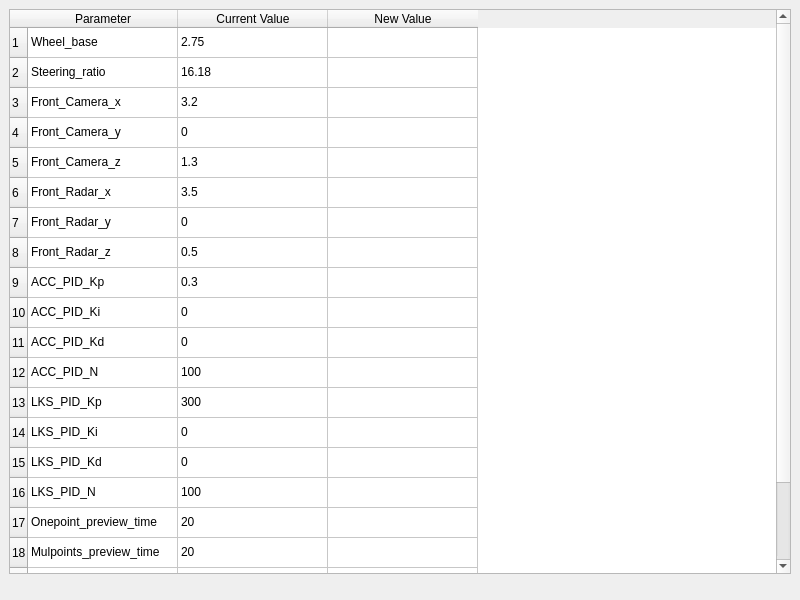
L-Net-1992/ADAS_AD_Developer, file dialogs/calibrationdialog.ui: the form before one commit.
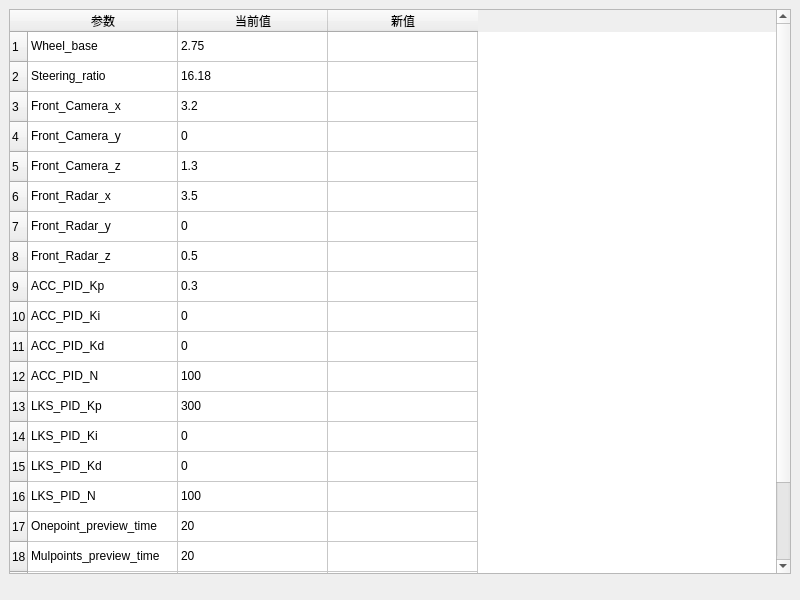
The form after the commit.

Commit message: 替换界面中英文为中文

Patch:
```diff
--- a/dialogs/calibrationdialog.ui
+++ b/dialogs/calibrationdialog.ui
@@ -201,17 +201,17 @@
      </row>
      <column>
       <property name="text">
-       <string>Parameter</string>
+       <string>参数</string>
       </property>
      </column>
      <column>
       <property name="text">
-       <string>Current Value</string>
+       <string>当前值</string>
       </property>
      </column>
      <column>
       <property name="text">
-       <string>New Value</string>
+       <string>新值</string>
       </property>
      </column>
      <item row="0" column="0">
```
The commit also changes 2 other files.
